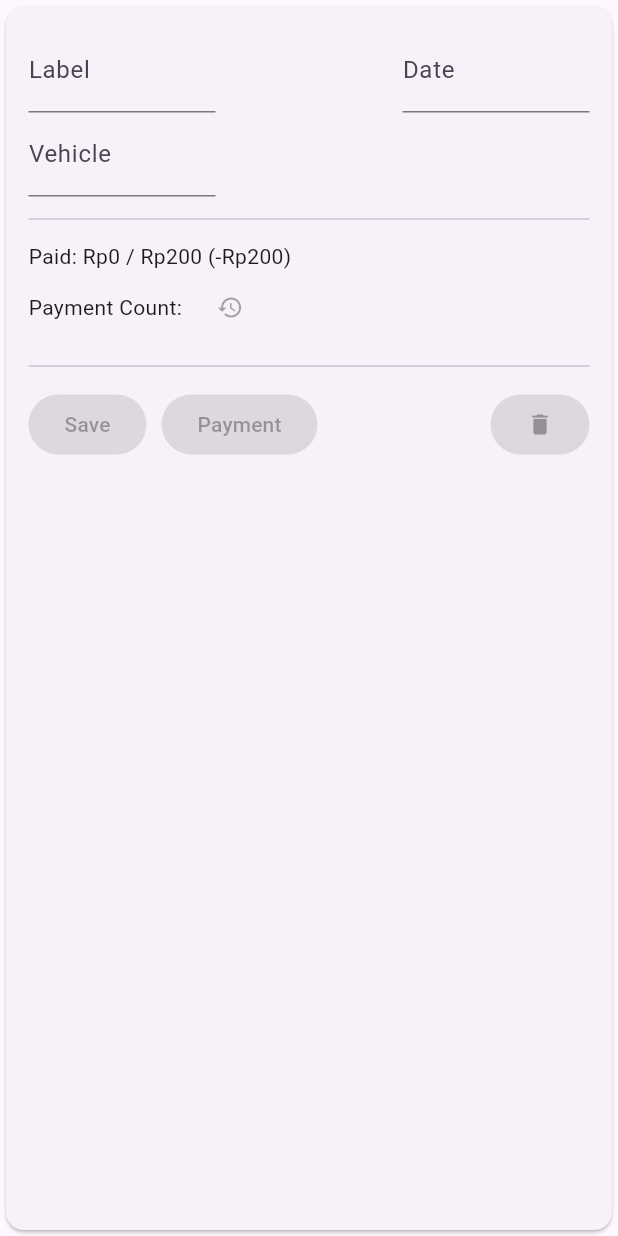
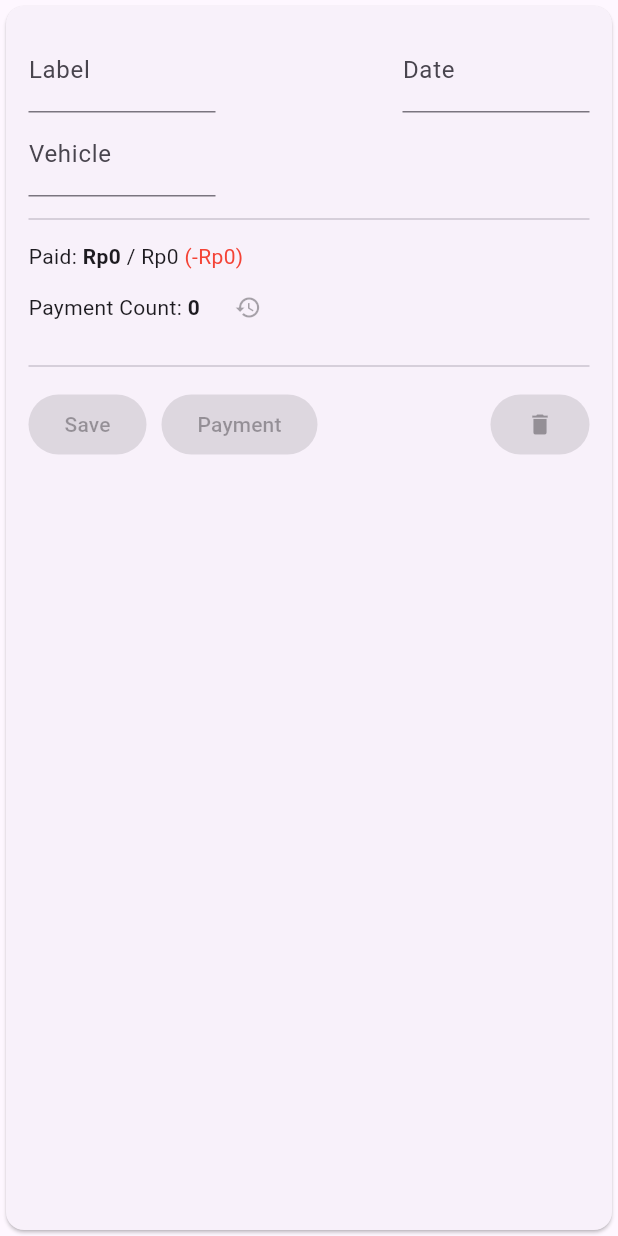
Before and after one commit to fransiscowijaya1999/produck_workshop, a Flutter app: the ProjectFormCard widget shown alone on an empty page, opened directly, on a phone screen of 412 x 824 dp. Run offline on Flutter 3.47's test engine with Material 3 defaults, Android fonts, the light colour scheme and no system bars; our stand-ins replace dio, isar, shared_preferences; accounts and stored records are empty; generated files the repository leaves out were written again; network calls fail.

Commit message:
payment info

```diff
--- a/lib/component/project_form_card.dart
+++ b/lib/component/project_form_card.dart
@@ -1,4 +1,5 @@
 import 'package:flutter/material.dart';
+import 'package:produck_workshop/util/project.dart';
 
 typedef SaveCallback = void Function(String label, String vehicle, String date);
 
@@ -8,6 +9,9 @@ class ProjectFormCard extends StatefulWidget {
     this.label = '',
     this.vehicle = '',
     this.date = '',
+    this.totalPrice = 0,
+    this.paid = 0,
+    this.paymentCount = 0,
     this.onSave,
     this.onDelete,
     this.isSaving = false,
@@ -16,6 +20,9 @@ class ProjectFormCard extends StatefulWidget {
   final String label;
   final String vehicle;
   final String date;
+  final double totalPrice;
+  final double paid;
+  final int paymentCount;
   final SaveCallback? onSave;
   final VoidCallback? onDelete;
   final bool isSaving;
@@ -98,11 +105,29 @@ class _ProjectFormCardState extends State<ProjectFormCard> {
             Column(
               crossAxisAlignment: CrossAxisAlignment.start,
               children: [
-                Text('Paid: Rp0 / Rp200 (-Rp200)'),
+                RichText(
+                  text: TextSpan(
+                    style: DefaultTextStyle.of(context).style,
+                    children: <TextSpan>[
+                      TextSpan(text: 'Paid: '),
+                      TextSpan(text: 'Rp${removeDecimalZeroFormat(widget.paid)}', style: TextStyle(fontWeight: FontWeight.bold)),
+                      TextSpan(text: ' / Rp${removeDecimalZeroFormat(widget.totalPrice)} '),
+                      TextSpan(text: '(-Rp${removeDecimalZeroFormat(widget.totalPrice - widget.paid)})', style: TextStyle(color: Colors.red))
+                    ]
+                  )
+                ),
                 Row(
                   crossAxisAlignment: CrossAxisAlignment.center,
                   children: [
-                    Text('Payment Count:'),
+                    RichText(
+                      text: TextSpan(
+                        style: DefaultTextStyle.of(context).style,
+                        children: <TextSpan>[
+                          TextSpan(text: 'Payment Count: '),
+                          TextSpan(text: '${widget.paymentCount}', style: TextStyle(fontWeight: FontWeight.bold)),
+                        ]
+                      )
+                    ),
                     TextButton(onPressed: null, child: Icon(Icons.history))
                   ],
                 )
--- a/lib/screen/project_screen.dart
+++ b/lib/screen/project_screen.dart
@@ -7,6 +7,7 @@ import 'package:produck_workshop/component/project_form_card.dart';
 import 'package:produck_workshop/db.dart';
 import 'package:produck_workshop/schema/order.dart';
 import 'package:produck_workshop/schema/project.dart';
+import 'package:produck_workshop/util/project.dart';
 
 class ProjectScreen extends StatefulWidget {
   const ProjectScreen({
@@ -122,6 +123,9 @@ class _ProjectScreenState extends State<ProjectScreen> {
                           label: project.label,
                           vehicle: project.vehicle,
                           date: DateFormat('yyyy-MM-dd').format(project.date),
+                          totalPrice: getOrdersTotalPrice(project.orders),
+                          paid: getProjectPaid(project.payments),
+                          paymentCount: project.payments.length,
                           onSave: saveProject,
                           onDelete: deleteProject,
                           isSaving: isSaving
--- a/lib/util/project.dart
+++ b/lib/util/project.dart
@@ -1,4 +1,5 @@
 import 'package:produck_workshop/schema/order.dart';
+import 'package:produck_workshop/schema/payment.dart';
 
 double getOrdersTotalPrice(List<Order>? orders) {
   if (orders == null) return 0;
@@ -14,6 +15,16 @@ double getOrdersTotalPrice(List<Order>? orders) {
   return sum;
 }
 
+double getProjectPaid(List<Payment>? payments) {
+  if (payments == null) return 0;
+
+  final double sum = payments.fold(0, (prev, curr) {
+    return prev + curr.amount;
+  });
+
+  return sum;
+}
+
 String removeDecimalZeroFormat(double n) {
   return n.toStringAsFixed(n.truncateToDouble() == n ? 0 : 1);
 }
```
